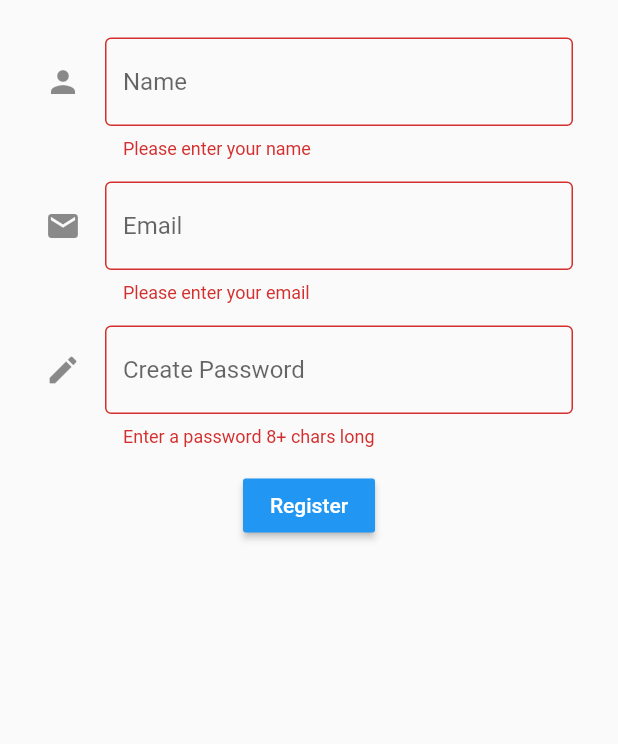
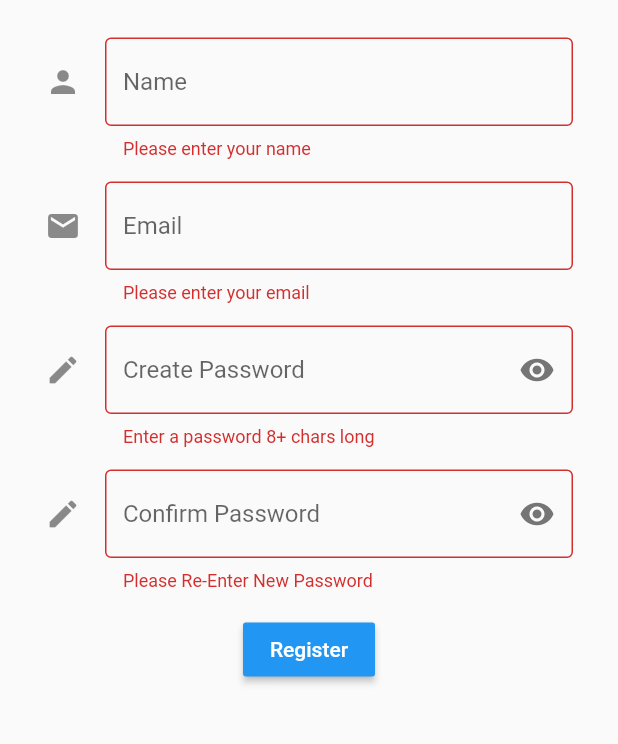
Before and after one commit to WebOps-and-Blockchain-Club/clinsti-mobile-client, a Flutter app: the screen it shows after launch, after a tap on "Login", after a tap on "SignUp", after a tap on "Register", on a phone screen of 412 x 824 dp, the part 84-828 px from its top. Run offline on Flutter 3.47's test engine with Material 2 defaults, Android fonts, the light colour scheme and no system bars; our stand-ins replace flutter_image_compress, fluttertoast, geolocator, google_maps_flutter, shared_preferences; missing offline and left inert: multi_image_picker; accounts and stored records are empty.

Commit message:
Update signUp.dart

```diff
--- a/lib/screens/AuthScreen/signUp.dart
+++ b/lib/screens/AuthScreen/signUp.dart
@@ -14,8 +14,11 @@ class _SignUpState extends State<SignUp> {
   final TextEditingController _email = TextEditingController();
   final TextEditingController _password = TextEditingController();
   final TextEditingController _name = TextEditingController();
+  final TextEditingController _confirmpass = TextEditingController();
   String error;
   bool loading = false;
+  bool _obscureText1 = true;
+  bool _obscureText2 = true;
   final _formKey = GlobalKey<FormState>();
   _signUp(auth) async {
     setState(() {
@@ -58,7 +61,11 @@ class _SignUpState extends State<SignUp> {
             ),
           ],
         ),
-        body: loading? Center(child: CircularProgressIndicator(),): Container(
+        body: loading
+            ? Center(
+                child: CircularProgressIndicator(),
+              )
+            : Container(
                 padding: EdgeInsets.symmetric(vertical: 15.0, horizontal: 20.0),
                 child: SingleChildScrollView(
                   child: Form(
@@ -67,7 +74,8 @@ class _SignUpState extends State<SignUp> {
                         children: <Widget>[
                           SizedBox(height: 10.0),
                           Padding(
-                        padding: const EdgeInsets.symmetric(horizontal: 10.0),
+                            padding:
+                                const EdgeInsets.symmetric(horizontal: 10.0),
                             child: TextFormField(
                               decoration: InputDecoration(
                                 icon: Icon(Icons.person),
@@ -84,7 +92,8 @@ class _SignUpState extends State<SignUp> {
 
                           SizedBox(height: 15.0),
                           Padding(
-                        padding: const EdgeInsets.symmetric(horizontal: 10.0),
+                            padding:
+                                const EdgeInsets.symmetric(horizontal: 10.0),
                             child: TextFormField(
                               decoration: InputDecoration(
                                 icon: Icon(Icons.email),
@@ -94,29 +103,82 @@ class _SignUpState extends State<SignUp> {
                               ),
                               maxLines: null,
                               controller: _email,
-                          validator: (val) =>
-                              val.isEmpty ? 'Please enter your email' : null,
+                              validator: (val) => val.isEmpty
+                                  ? 'Please enter your email'
+                                  : null,
                             ),
                           ),
 
                           SizedBox(height: 15.0),
                           Padding(
-                        padding: const EdgeInsets.symmetric(horizontal: 10.0),
+                            padding:
+                                const EdgeInsets.symmetric(horizontal: 10.0),
                             child: TextFormField(
                               decoration: InputDecoration(
                                   icon: Icon(Icons.create_rounded),
                                   hintText: 'Create Password',
                                   //helperText: 'Create a password',
                                   border: OutlineInputBorder(),
+                                  suffixIcon: IconButton(
+                                    icon: Icon(
+                                      _obscureText1
+                                          ? Icons.visibility
+                                          : Icons.visibility_off,
+                                      color: Colors.grey[600],
                                     ),
+                                    onPressed: () {
+                                      setState(() {
+                                        _obscureText1 = !_obscureText1;
+                                      });
+                                    },
+                                  )),
                               controller: _password,
                               validator: (val) => val.length < 7
                                   ? 'Enter a password 8+ chars long'
                                   : null,
-                          obscureText: true,
+                              obscureText: _obscureText1,
                             ),
                           ),
                           SizedBox(height: 15.0),
+                          Padding(
+                            padding:
+                                const EdgeInsets.symmetric(horizontal: 10.0),
+                            child: TextFormField(
+                              decoration: InputDecoration(
+                                  icon: Icon(Icons.create_rounded),
+                                  hintText: 'Confirm Password',
+                                  //helperText: 'Confirm password',
+                                  border: OutlineInputBorder(),
+                                  suffixIcon: IconButton(
+                                    icon: Icon(
+                                      _obscureText2
+                                          ? Icons.visibility
+                                          : Icons.visibility_off,
+                                      color: Colors.grey[600],
+                                    ),
+                                    onPressed: () {
+                                      setState(() {
+                                        _obscureText2 = !_obscureText2;
+                                      });
+                                    },
+                                  )),
+                              controller: _confirmpass,
+                              validator: (val) {
+                                if (val.isEmpty) {
+                                  return "Please Re-Enter New Password";
+                                } else if (val.length < 8) {
+                                  return "Password must be atleast 8 characters long";
+                                } else if (val != _password.text) {
+                                  return "Password must be same as above";
+                                } else {
+                                  return null;
+                                }
+                              },
+                              obscureText: _obscureText2,
+                            ),
+                          ),
+                          SizedBox(height: 15.0),
+
                           // ignore: deprecated_member_use
                           RaisedButton(
                             color: Colors.blue,
```
Lines whose indentation alone changed are shown as unchanged.
